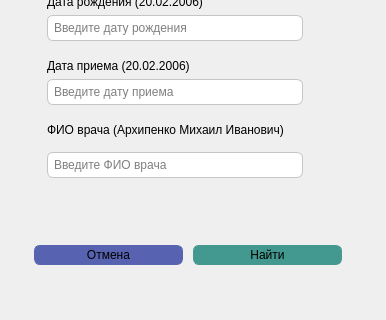
The window that lab_2/ui/delete_window.ui (Artemdjdj/PPOIS_4) describes before a commit, drawn with Qt 5; both pictures show x 0 to 386 and y 180 to 500 of the 386 by 500 pixel window.
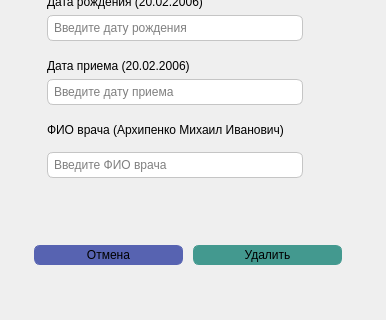
The same window after the commit. Icons and pictures are not drawn.

Commit message: [feat and refactor] add new ui and rename labels in adding window

Patch:
```diff
--- a/lab_2/ui/delete_window.ui
+++ b/lab_2/ui/delete_window.ui
@@ -542,7 +542,7 @@
 padding:2px 4px;</string>
            </property>
            <property name="text">
-            <string>Найти</string>
+            <string>Удалить</string>
            </property>
           </widget>
          </item>
```
The commit also changes 5 other files.
